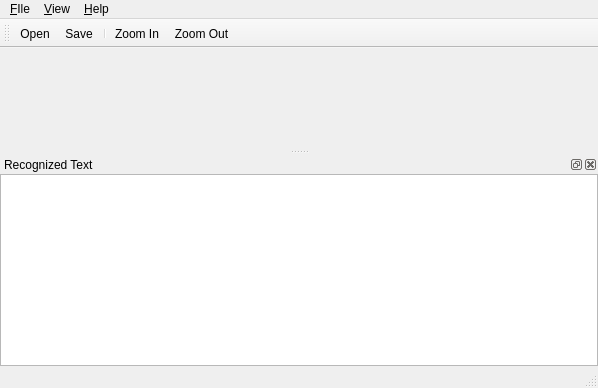
First picture: the form in src/qhocr_mainwin.ui, repository diegoiast/qhocr, before the edit.
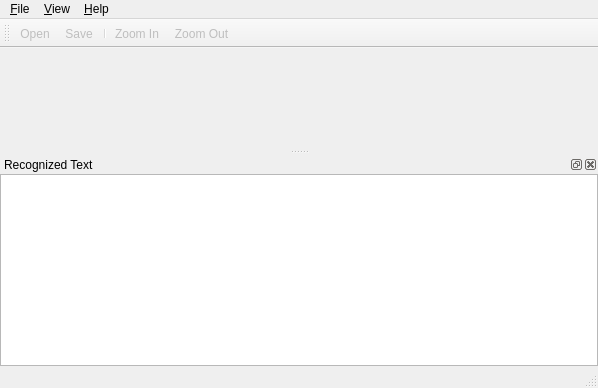
Second picture: the form after the edit. Icons and pictures are not drawn.

Commit message: Started working on a image options dialog

```diff
--- a/src/qhocr_mainwin.ui
+++ b/src/qhocr_mainwin.ui
@@ -35,7 +35,7 @@
    </property>
    <widget class="QMenu" name="menu_FIle">
     <property name="title">
-     <string>&amp;FIle</string>
+     <string>&amp;File</string>
     </property>
     <addaction name="action_Open"/>
     <addaction name="action_Save"/>
@@ -101,6 +101,9 @@
    </widget>
   </widget>
   <widget class="QToolBar" name="toolBar">
+   <property name="enabled">
+    <bool>false</bool>
+   </property>
    <property name="windowTitle">
     <string>toolBar</string>
    </property>
```
The commit also changes 7 other files.
